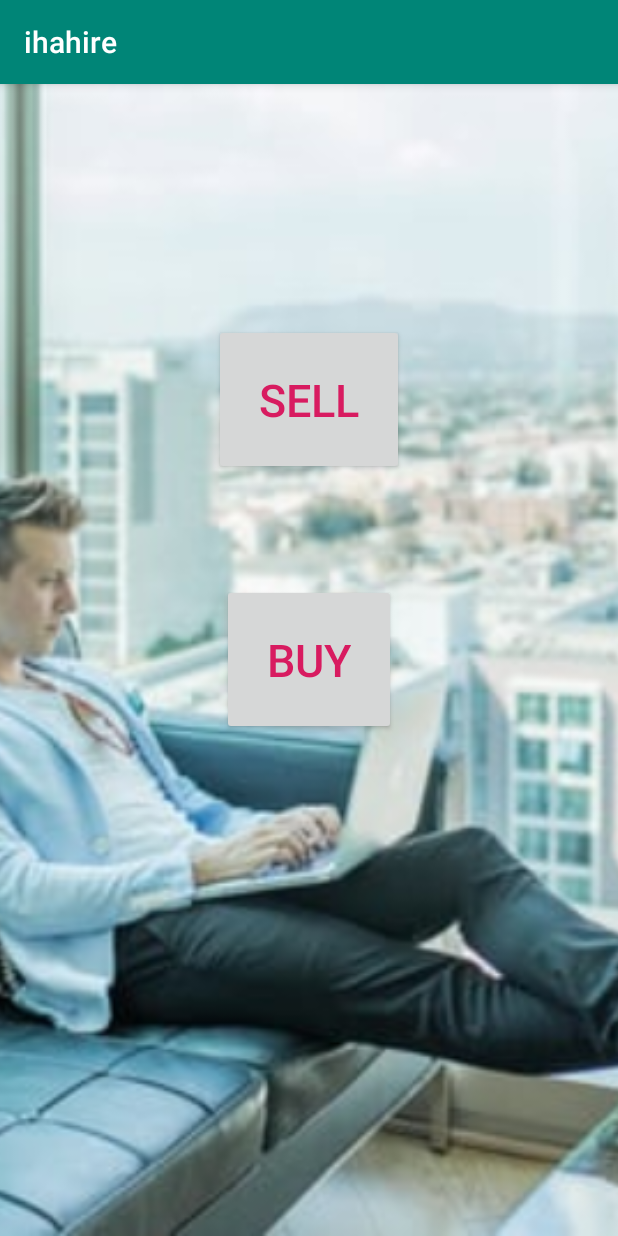
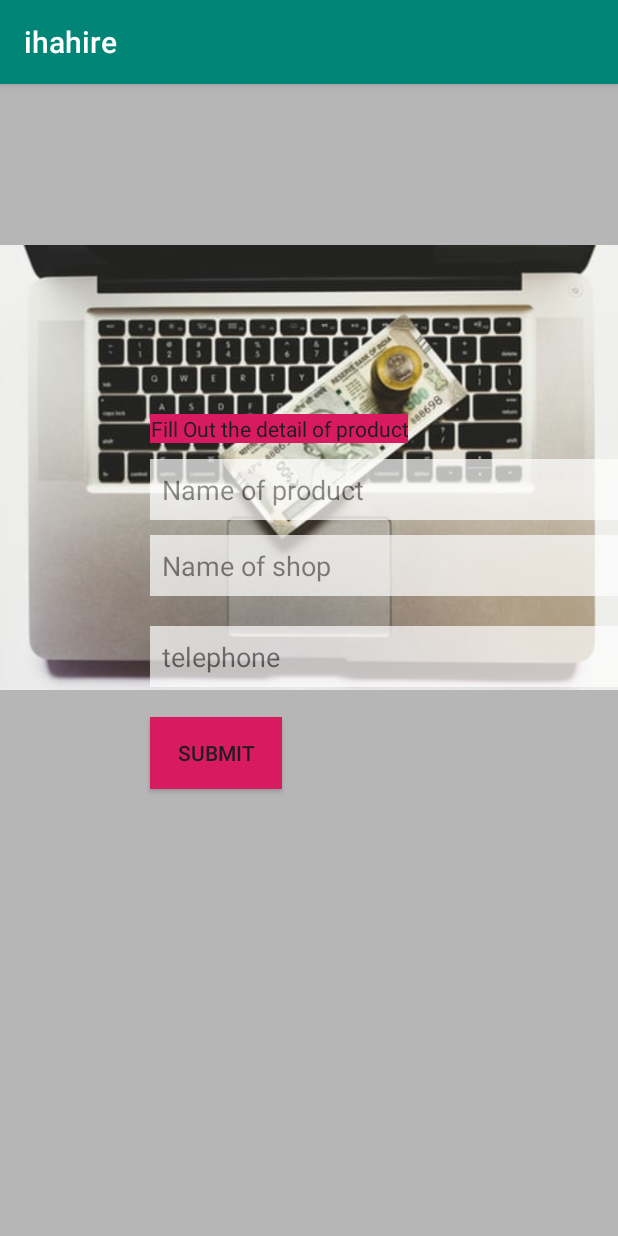
Before and after one commit to mybene/Ihahire2, an Android app: the ChoiceActivity screen opened directly, with no data from a screen before it, after a tap on "SELL", on a phone screen of 412 x 824 dp. Run offline under Robolectric (Android 15) with nearby library versions, the phone set to English and light mode, and no system bars; our stand-ins replace ButterKnife.

Commit message:
create SellActivity

```diff
--- a/app/src/main/AndroidManifest.xml
+++ b/app/src/main/AndroidManifest.xml
@@ -9,7 +9,10 @@
         android:roundIcon="@mipmap/ic_launcher_round"
         android:supportsRtl="true"
         android:theme="@style/AppTheme">
-        <activity android:name=".ui.ChoiceActivity"></activity>
+        <activity android:name=".ui.NewProductsActivity"></activity>
+        <activity android:name=".ui.SellActivity" />
+        <activity android:name=".ui.BuyActivity" />
+        <activity android:name=".ui.ChoiceActivity" />
         <activity android:name=".ui.SignUpActivity" />
         <activity android:name=".ui.LoginActivity" />
         <activity android:name=".ui.MainActivity">
--- a/app/src/main/java/com/example/ihahire/ui/ChoiceActivity.java
+++ b/app/src/main/java/com/example/ihahire/ui/ChoiceActivity.java
@@ -29,7 +29,7 @@ public class ChoiceActivity extends AppCompatActivity {
 
             @Override
             public void onClick(View v) {
-                Intent intent = new Intent(ChoiceActivity.this, BuyMainActivity.class);
+                Intent intent = new Intent(ChoiceActivity.this, BuyActivity.class);
                 startActivity(intent);
 
             }
@@ -38,7 +38,7 @@ public class ChoiceActivity extends AppCompatActivity {
         mSell.setOnClickListener(new View.OnClickListener() {
             @Override
             public void onClick(View v) {
-                Intent intent1=new Intent(ChoiceActivity.this, sellActivity.class);
+                Intent intent1=new Intent(ChoiceActivity.this, SellActivity.class);
                 startActivity(intent1);
             }
         });
--- /dev/null
+++ b/app/src/main/java/com/example/ihahire/ui/SellActivity.java
@@ -0,0 +1,55 @@
+package com.example.ihahire.ui;
+
+import androidx.appcompat.app.AppCompatActivity;
+
+import android.content.Intent;
+import android.os.Bundle;
+import android.view.View;
+import android.widget.Button;
+import android.widget.EditText;
+import android.widget.Toast;
+
+import com.example.ihahire.R;
+
+import butterknife.BindView;
+import butterknife.ButterKnife;
+
+public class SellActivity extends AppCompatActivity {
+
+
+
+    @BindView(R.id.selling) Button mSelling;
+    @BindView(R.id.name) EditText Product;
+    @BindView(R.id.place)EditText Shop;
+
+
+    @Override
+    protected void onCreate(Bundle savedInstanceState) {
+        super.onCreate(savedInstanceState);
+        setContentView(R.layout.activity_sell);
+
+        ButterKnife.bind(this);
+
+
+        mSelling.setOnClickListener(new View.OnClickListener() {
+
+
+            @Override
+            public void onClick(View mSelling) {
+
+                String article = Product.getText().toString();
+                String place = Shop.getText().toString();
+
+                Toast.makeText(SellActivity.this, "Your product is received!!!", Toast.LENGTH_LONG).show();
+                Intent intent = new Intent(SellActivity.this, NewProductsActivity.class);
+                intent.putExtra("name", article);
+                intent.putExtra("shop", place);
+                startActivity(intent);
+
+
+            }
+        });
+
+    }
+
+}
--- /dev/null
+++ b/app/src/main/res/layout/activity_sell.xml
@@ -0,0 +1,85 @@
+<?xml version="1.0" encoding="utf-8"?>
+<RelativeLayout xmlns:android="http://schemas.android.com/apk/res/android"
+    xmlns:app="http://schemas.android.com/apk/res-auto"
+    xmlns:tools="http://schemas.android.com/tools"
+    android:layout_width="match_parent"
+    android:layout_height="match_parent"
+    tools:context=".ui.SellActivity">
+
+    <FrameLayout
+        android:layout_width="match_parent"
+        android:layout_height="match_parent"
+        android:background="@color/colorDivider">
+
+        <ImageView
+            android:layout_width="wrap_content"
+            android:layout_height="511dp"
+            android:scaleType="fitCenter"
+            android:src="@drawable/sell" />
+    </FrameLayout>
+
+
+    <TextView
+        android:layout_width="wrap_content"
+        android:layout_height="wrap_content"
+        android:textAlignment="center"
+        android:text="Fill Out the detail of product"
+        android:textColor="@color/colorPrimaryText"
+        android:layout_marginLeft="100dp"
+        android:layout_marginTop="220dp"
+        android:background="@color/colorAccent"
+        android:id="@+id/title"/>
+
+    <EditText
+        android:layout_width="match_parent"
+        android:layout_height="wrap_content"
+        android:id="@+id/name"
+        android:padding="8dp"
+        android:hint="Name of product"
+        android:layout_marginLeft="100dp"
+        android:layout_marginTop="250dp"
+        android:textColor="@color/colorPrimaryDark"
+        android:background="@color/colorwhite"
+        android:alpha="0.7"/>
+
+    <EditText
+        android:layout_width="match_parent"
+        android:layout_height="wrap_content"
+        android:id="@+id/place"
+        android:padding="8dp"
+        android:hint="Name of shop "
+        android:layout_below="@id/name"
+        android:layout_marginLeft="100dp"
+        android:layout_marginTop="10dp"
+        android:textColor="@color/colorPrimaryDark"
+        android:background="@color/colorwhite"
+        android:alpha="0.7"/>
+    <EditText
+        android:layout_width="match_parent"
+        android:layout_height="wrap_content"
+        android:id="@+id/phone"
+        android:padding="8dp"
+        android:layout_below="@id/place"
+        android:hint="telephone"
+        android:layout_marginLeft="100dp"
+        android:layout_marginTop="20dp"
+        android:textColor="@color/colorPrimaryDark"
+        android:background="@color/colorwhite"
+        android:alpha="0.7"/>
+
+
+    <Button
+        android:layout_width="wrap_content"
+        android:layout_height="wrap_content"
+        android:text="Submit"
+        android:id="@+id/selling"
+        android:layout_below="@id/phone"
+        android:textColor="@color/colorPrimaryText"
+        android:background="@color/colorAccent"
+        android:textAlignment="center"
+        android:layout_marginLeft="100dp"
+        android:layout_marginTop="20dp"
+      />
+
+
+</RelativeLayout>
--- a/app/src/main/res/values/strings.xml
+++ b/app/src/main/res/values/strings.xml
@@ -2,5 +2,6 @@
     <string name="app_name">ihahire</string>
     <string name="welcomeText">No need to struggle to find a product in markets.
          Iharire App help you to find  product online  the shops has the needed product.</string>
+    <string name="selling">Thank for selling with Us, our purchase officer will contact you soon.</string>
 
 </resources>
```
Also changed, not shown: app/src/main/java/com/example/ihahire/ui/BuyActivity.java (added, +26 -0 lines), app/src/main/java/com/example/ihahire/ui/NewProductsActivity.java (added, +33 -0 lines), app/src/main/res/layout/activity_buy.xml (added, +9 -0 lines), app/src/main/res/layout/activity_new_products.xml (added, +39 -0 lines), app/src/main/res/drawable/sell.jpeg (added), app/src/main/res/drawable/selling.jpeg (added).
